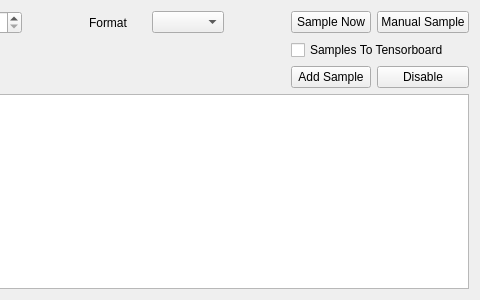
This is modules/ui/views/tabs/sampling.ui in HashakGik/OneTrainer-QT6 as Qt 5 draws it before an edit; both pictures show x 348 to 828 and y 0 to 300 of the 828 by 300 pixel window. The edited form follows.
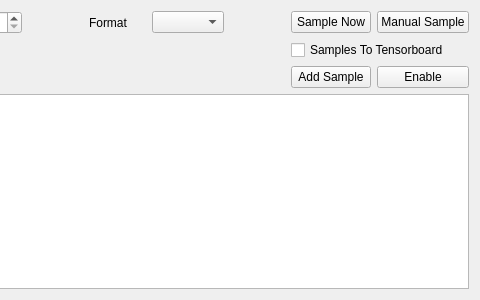
This is the edited form.

```diff
--- a/modules/ui/views/tabs/sampling.ui
+++ b/modules/ui/views/tabs/sampling.ui
@@ -17,7 +17,7 @@
    <item row="2" column="14">
     <widget class="QPushButton" name="disableBtn">
      <property name="text">
-      <string>Disable</string>
+      <string>Enable</string>
      </property>
     </widget>
    </item>
```
Left out of the diff: 5 changed lines with no effect on the pictures.
